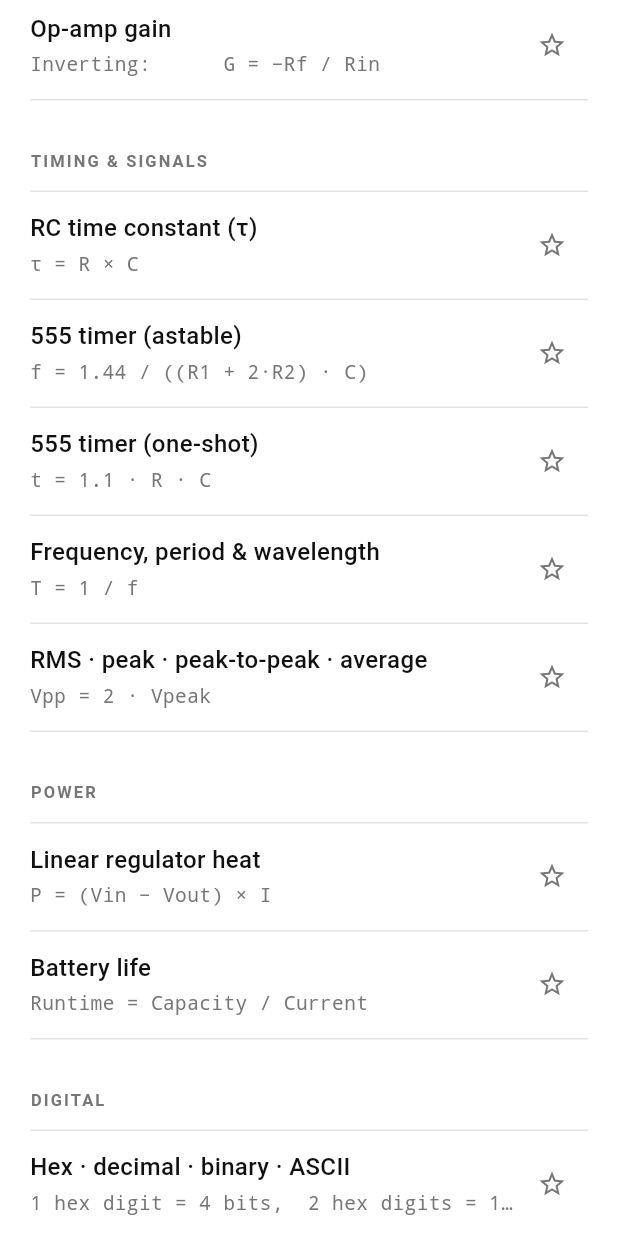
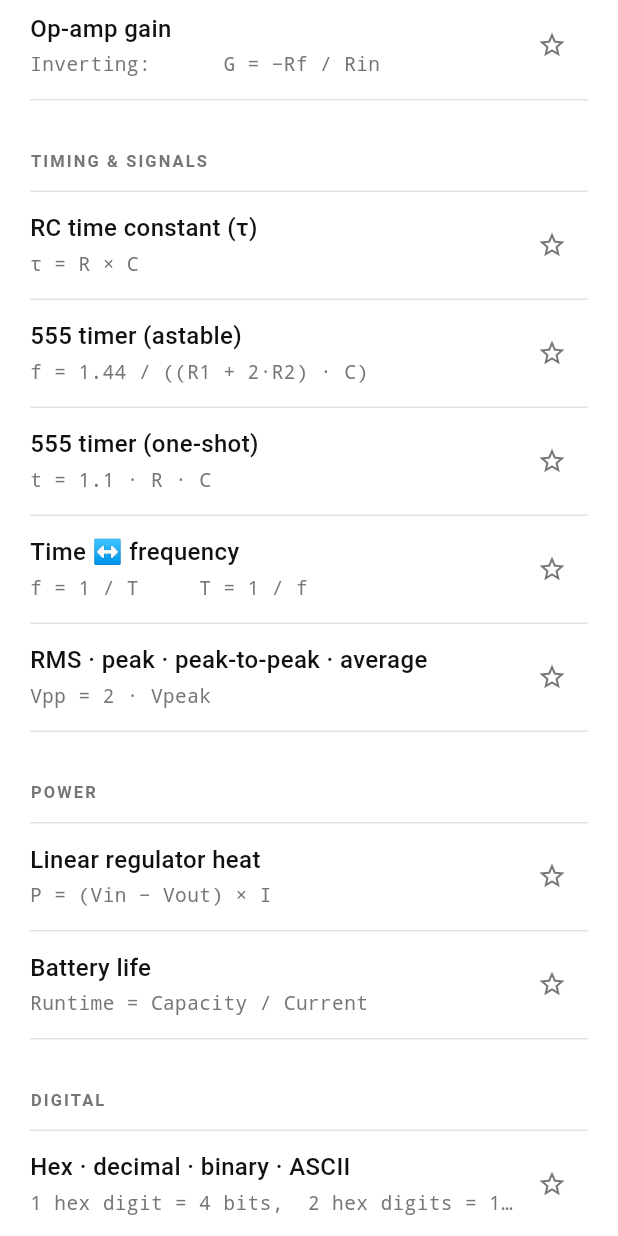
Before and after one commit to nemethricsi01/everything, a Flutter app: the screen it shows after launch, scrolled down 1728 dp, on a phone screen of 412 x 824 dp. Run offline on Flutter 3.47's test engine with Material 3 defaults, Android fonts, the phone set to English and light mode, and no system bars; our stand-ins replace shared_preferences.

Commit message:
Turn frequency calculator into a linked time <-> frequency converter
Co-Authored-By: Claude Opus 5.5 <noreply@anthropic.com>

```diff
--- a/lib/calculators.dart
+++ b/lib/calculators.dart
@@ -785,31 +785,50 @@ final List<CalcDef> calculators = [
   ),
   CalcDef(
     id: 'freq',
-    title: 'Frequency, period & wavelength',
+    title: 'Time ↔ frequency',
     category: Cat.timing,
     icon: Icons.ssid_chart,
     formulas: const [
-      'T = 1 / f',
+      'f = 1 / T     T = 1 / f',
       'ω = 2π · f',
-      'λ = (c · VF) / f,   c ≈ 3×10⁸ m/s',
+      'per minute = f × 60',
+      'λ = c · VF / f,   c ≈ 3×10⁸ m/s',
     ],
-    description: 'Velocity factor VF: 1 in air, ≈0.66 in typical coax, ≈0.5 on FR4 PCB.',
-    tags: const ['frequency', 'period', 'wavelength', 'antenna', 'omega', 'rf'],
-    inputs: const [
-      InputField('f', 'Frequency f', 'Hz', hint: '433M', optional: true),
-      InputField('t', 'Period T, to find f', 's', optional: true),
-      InputField('vf', 'Velocity factor', '', hint: '1', optional: true, prefix: false),
-    ],
-    outputs: [
-      OutputField('Period T', 's', needs: const ['f'], compute: (v) => 1 / v['f']!),
-      OutputField('Frequency from T', 'Hz', needs: const ['t'], compute: (v) => 1 / v['t']!),
-      OutputField('Angular frequency ω', 'rad/s',
-          needs: const ['f'], compute: (v) => 2 * pi * v['f']!),
-      OutputField('Wavelength λ', 'm',
-          needs: const ['f'], compute: (v) => 299792458 * (v['vf'] ?? 1) / v['f']!),
-      OutputField('Quarter wave λ/4', 'm',
-          needs: const ['f'], compute: (v) => 299792458 * (v['vf'] ?? 1) / v['f']! / 4),
-    ],
+    description:
+        'Period, frequency, ω, RPM/BPM and wavelength. The switch sets the velocity '
+        'factor VF for wavelength only: air 1, typical coax 0.66, FR4 PCB ≈ 0.5.',
+    tags: const ['time', 'frequency', 'period', 'hz', 'ms', 'wavelength', 'antenna',
+        'omega', 'rf', 'rpm', 'bpm', 'clock', 'convert'],
+    screen: (calc) => LinkedConverterScreen(
+      key: ValueKey(calc.id),
+      calc: calc,
+      config: LinkedConfig(
+        modes: const ['Air', 'Coax 0.66', 'PCB 0.5'],
+        fields: [
+          LinkedField('t', 'Period T', 's',
+              hint: '20m', toBase: (v, _) => 1 / v, fromBase: (f, _) => 1 / f),
+          LinkedField('f', 'Frequency f', 'Hz',
+              hint: '50', toBase: (v, _) => v, fromBase: (f, _) => f),
+          LinkedField('w', 'Angular frequency ω', 'rad/s',
+              toBase: (v, _) => v / (2 * pi), fromBase: (f, _) => f * 2 * pi),
+          LinkedField('min', 'Per minute (RPM, BPM)', '/min',
+              prefix: false, toBase: (v, _) => v / 60, fromBase: (f, _) => f * 60),
+          LinkedField('l', 'Wavelength λ', 'm',
+              toBase: (v, m) => _c0 * _vf(m) / v, fromBase: (f, m) => _c0 * _vf(m) / f),
+          LinkedField('l4', 'Quarter wave λ/4', 'm',
+              toBase: (v, m) => _c0 * _vf(m) / (4 * v),
+              fromBase: (f, m) => _c0 * _vf(m) / (4 * f)),
+        ],
+        factsTitle: 'Worth remembering',
+        facts: (_) => const [
+          ('1 kHz', '1 ms'),
+          ('1 MHz', '1 µs'),
+          ('50 Hz mains', '20 ms'),
+          ('60 Hz mains', '16.67 ms'),
+          ('60 BPM', '1 Hz'),
+        ],
+      ),
+    ),
   ),
   CalcDef(
     id: 'rms',
@@ -938,6 +957,13 @@ final List<CalcDef> calculators = [
 ];
 
 const _dbuRef = 0.7745966692414834; // √0.6 V
+const _c0 = 299792458.0; // speed of light, m/s
+
+double _vf(String medium) => switch (medium) {
+      'Coax 0.66' => 0.66,
+      'PCB 0.5' => 0.5,
+      _ => 1.0,
+    };
 
 double _rmsFactor(String wave) => switch (wave) {
       'Sine' => 1 / sqrt2,
```
Also changed, not shown: 1 other file.
